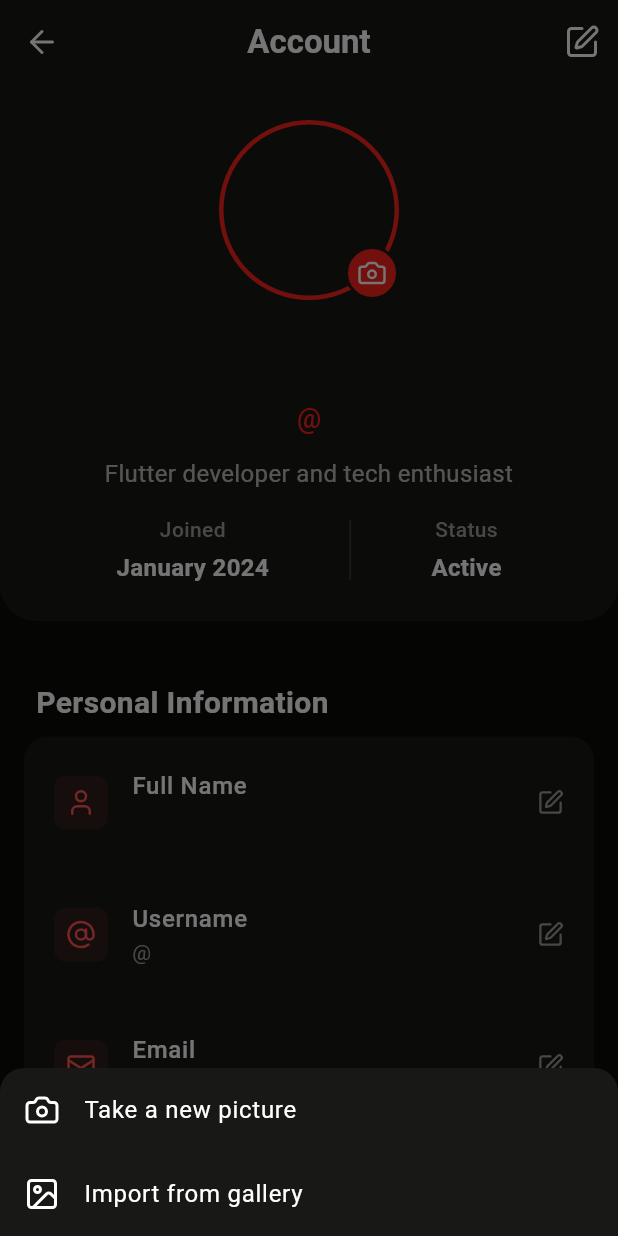
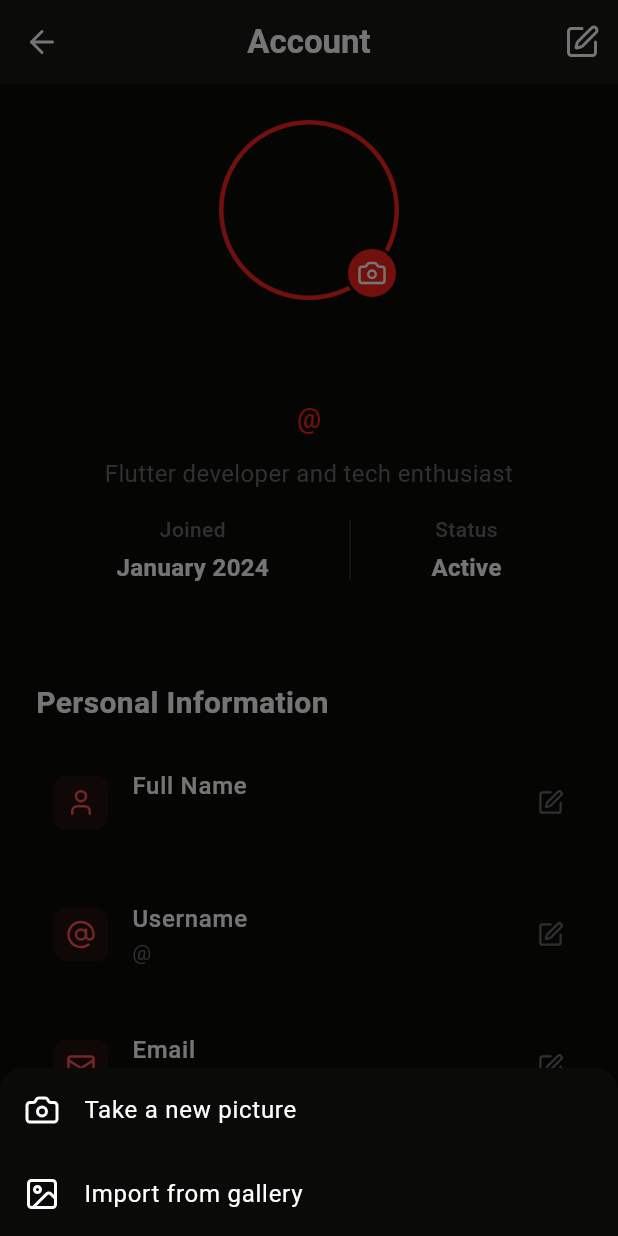
Before and after one commit to mohaneddz/BRB, a Flutter app: the Account screen opened directly, after a tap on an icon or button, on a phone screen of 412 x 824 dp. Run offline on Flutter 3.47's test engine with Material 3 defaults, Android fonts, the phone set to English and light mode, and no system bars; our stand-ins replace audioplayers, camera, file_picker, flutter_svg, geolocator, google_fonts and 7 more; missing offline and left inert: gallery_saver_plus, proximity_sensor; accounts and stored records are empty; Roboto replaces fonts that are missing (Kumar One); project files that could hold a hidden picture were left out.

Commit message:
theme: make ProfileHeader, ProfileActionTile/InfoTile, InfoSection theme-aware

```diff
--- a/lib/components/account/action_tile.dart
+++ b/lib/components/account/action_tile.dart
@@ -1,5 +1,6 @@
 import 'package:flutter/material.dart';
 import 'package:lucide_icons/lucide_icons.dart';
+import 'package:brb/styles/style.dart';
 
 /// Account-page action row: icon chip + title/subtitle + chevron.
 ///
@@ -24,10 +25,10 @@ class ProfileActionTile extends StatelessWidget {
       ),
       title: Text(
         title,
-        style: const TextStyle(color: Colors.white, fontSize: 16, fontWeight: FontWeight.w500),
+        style: TextStyle(color: AppColors.primaryText(context), fontSize: 16, fontWeight: FontWeight.w500),
       ),
-      subtitle: Text(subtitle, style: const TextStyle(color: Colors.grey, fontSize: 14)),
-      trailing: const Icon(LucideIcons.chevronRight, color: Colors.grey, size: 18),
+      subtitle: Text(subtitle, style: TextStyle(color: AppColors.secondaryText(context), fontSize: 14)),
+      trailing: Icon(LucideIcons.chevronRight, color: AppColors.secondaryText(context), size: 18),
       onTap: onTap,
     );
   }
--- a/lib/components/account/info_section.dart
+++ b/lib/components/account/info_section.dart
@@ -15,12 +15,12 @@ class InfoSection extends StatelessWidget {
           padding: const EdgeInsets.symmetric(horizontal: 24, vertical: 8),
           child: Text(
             title,
-            style: const TextStyle(color: Colors.white, fontSize: 20, fontWeight: FontWeight.w600),
+            style: TextStyle(color: AppColors.primaryText(context), fontSize: 20, fontWeight: FontWeight.w600),
           ),
         ),
         Container(
           margin: const EdgeInsets.symmetric(horizontal: 16),
-          decoration: BoxDecoration(color: AppColors.darkBgLight, borderRadius: BorderRadius.circular(16)),
+          decoration: BoxDecoration(color: AppColors.surface(context), borderRadius: BorderRadius.circular(16)),
           child: Column(children: children),
         ),
       ],
--- a/lib/components/account/info_tile.dart
+++ b/lib/components/account/info_tile.dart
@@ -1,5 +1,6 @@
 import 'package:flutter/material.dart';
 import 'package:lucide_icons/lucide_icons.dart';
+import 'package:brb/styles/style.dart';
 
 /// Account-page info row: icon chip + title/subtitle + edit pencil.
 ///
@@ -24,10 +25,10 @@ class ProfileInfoTile extends StatelessWidget {
       ),
       title: Text(
         title,
-        style: const TextStyle(color: Colors.white, fontSize: 16, fontWeight: FontWeight.w500),
+        style: TextStyle(color: AppColors.primaryText(context), fontSize: 16, fontWeight: FontWeight.w500),
       ),
-      subtitle: Text(subtitle, style: const TextStyle(color: Colors.grey, fontSize: 14)),
-      trailing: const Icon(LucideIcons.edit, color: Colors.grey, size: 18),
+      subtitle: Text(subtitle, style: TextStyle(color: AppColors.secondaryText(context), fontSize: 14)),
+      trailing: Icon(LucideIcons.edit, color: AppColors.secondaryText(context), size: 18),
       onTap: onTap,
     );
   }
--- a/lib/components/account/profile_header.dart
+++ b/lib/components/account/profile_header.dart
@@ -85,7 +85,6 @@ class _ProfileHeaderState extends State<ProfileHeader> {
       context: context,
       builder: (context) {
         return AlertDialog(
-          backgroundColor: AppColors.darkBgLight,
           content: AspectRatio(
             aspectRatio: 1, // Square preview
             child:
@@ -136,7 +135,7 @@ class _ProfileHeaderState extends State<ProfileHeader> {
   void _onImagePicker() async {
     showModalBottomSheet(
       context: context,
-      backgroundColor: AppColors.darkBgLight,
+      backgroundColor: AppColors.surface(context),
       shape: const RoundedRectangleBorder(
         borderRadius: BorderRadius.vertical(top: Radius.circular(16)),
       ),
@@ -170,7 +169,7 @@ class _ProfileHeaderState extends State<ProfileHeader> {
     return Container(
       width: double.infinity,
       decoration: BoxDecoration(
-        color: AppColors.darkBgLight,
+        color: AppColors.surface(context),
         borderRadius: const BorderRadius.only(
           bottomLeft: Radius.circular(24),
           bottomRight: Radius.circular(24),
@@ -208,7 +207,7 @@ class _ProfileHeaderState extends State<ProfileHeader> {
                       color: AppColors.primary,
                       shape: BoxShape.circle,
                       border: Border.all(
-                        color: AppColors.darkBgLight,
+                        color: AppColors.surface(context),
                         width: 2,
                       ),
                     ),
@@ -225,8 +224,8 @@ class _ProfileHeaderState extends State<ProfileHeader> {
           const SizedBox(height: 20),
           Text(
             widget.fullName,
-            style: const TextStyle(
-              color: Colors.white,
+            style: TextStyle(
+              color: AppColors.primaryText(context),
               fontSize: 28,
               fontWeight: FontWeight.bold,
             ),
@@ -243,7 +242,7 @@ class _ProfileHeaderState extends State<ProfileHeader> {
           const SizedBox(height: 12),
           Text(
             widget.bio,
-            style: const TextStyle(color: Colors.white70, fontSize: 16),
+            style: TextStyle(color: AppColors.secondaryText(context), fontSize: 16),
             textAlign: TextAlign.center,
           ),
           const SizedBox(height: 16),
@@ -275,8 +274,8 @@ class _StatItem extends StatelessWidget {
       children: [
         Text(
           label,
-          style: const TextStyle(
-            color: Colors.grey,
+          style: TextStyle(
+            color: AppColors.secondaryText(context),
             fontSize: 14,
             fontWeight: FontWeight.w500,
           ),
@@ -284,8 +283,8 @@ class _StatItem extends StatelessWidget {
         const SizedBox(height: 4),
         Text(
           value,
-          style: const TextStyle(
-            color: Colors.white,
+          style: TextStyle(
+            color: AppColors.primaryText(context),
             fontSize: 16,
             fontWeight: FontWeight.w600,
           ),
```
